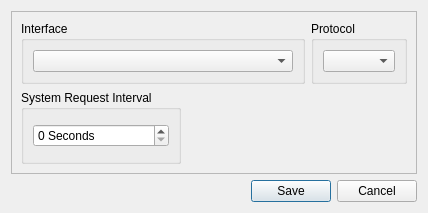
Above: src/settingsdialog.ui from marcusbirkin/OTPView before the change. Below: the same form after it.
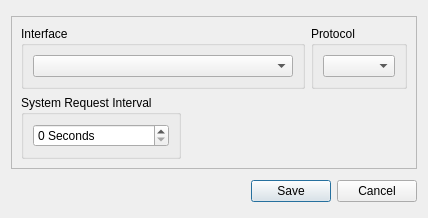
That is the form after the change.

```diff
--- a/src/settingsdialog.ui
+++ b/src/settingsdialog.ui
@@ -10,21 +10,33 @@
     <x>0</x>
     <y>0</y>
     <width>428</width>
-    <height>213</height>
+    <height>218</height>
    </rect>
   </property>
   <property name="sizePolicy">
-   <sizepolicy hsizetype="Expanding" vsizetype="Expanding">
+   <sizepolicy hsizetype="Expanding" vsizetype="Fixed">
     <horstretch>0</horstretch>
     <verstretch>0</verstretch>
    </sizepolicy>
   </property>
+  <property name="maximumSize">
+   <size>
+    <width>16777215</width>
+    <height>218</height>
+   </size>
+  </property>
   <property name="windowTitle">
    <string>Settings</string>
   </property>
   <layout class="QVBoxLayout" name="verticalLayout">
    <item>
     <widget class="QFrame" name="frame">
+     <property name="sizePolicy">
+      <sizepolicy hsizetype="Preferred" vsizetype="Fixed">
+       <horstretch>0</horstretch>
+       <verstretch>0</verstretch>
+      </sizepolicy>
+     </property>
      <property name="frameShape">
       <enum>QFrame::StyledPanel</enum>
      </property>
@@ -93,6 +105,12 @@
        <layout class="QGridLayout" name="gridLayout">
         <item row="0" column="0">
          <widget class="QGroupBox" name="gbSystemUpdate">
+          <property name="sizePolicy">
+           <sizepolicy hsizetype="Preferred" vsizetype="Fixed">
+            <horstretch>0</horstretch>
+            <verstretch>0</verstretch>
+           </sizepolicy>
+          </property>
           <property name="title">
            <string>System Request Interval</string>
           </property>
```
